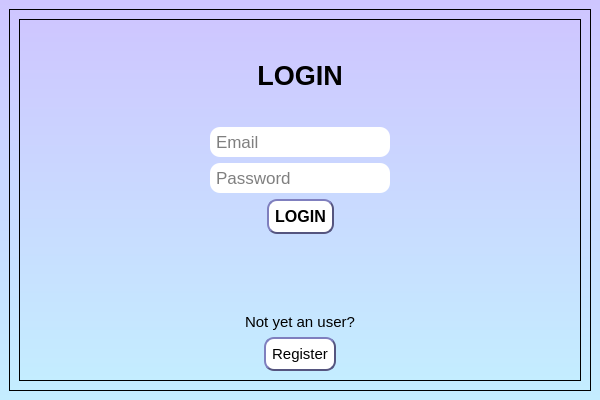
Above: ui/login.ui from irakliskhirtladze/TBC_users before the change. Below: the same form after it.
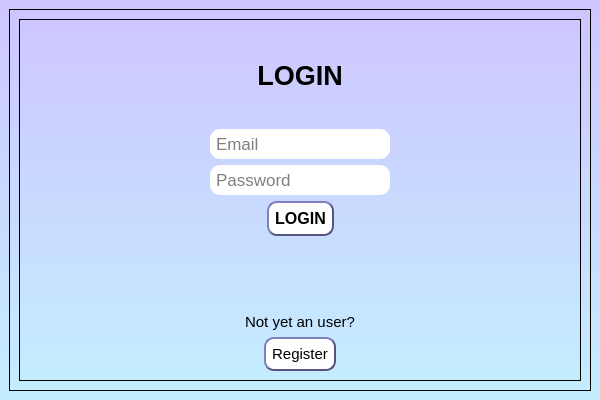
That is the form after the change.

```diff
--- a/ui/login.ui
+++ b/ui/login.ui
@@ -241,7 +241,7 @@
              <widget class="QLabel" name="label_4">
               <property name="font">
                <font>
-                <pointsize>15</pointsize>
+                <pointsize>13</pointsize>
                </font>
               </property>
               <property name="styleSheet">
```
